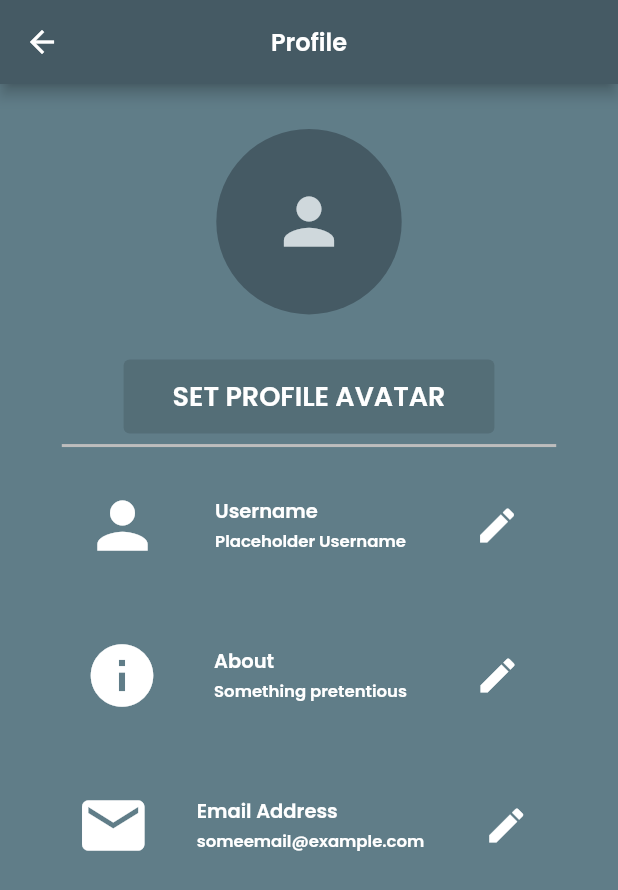
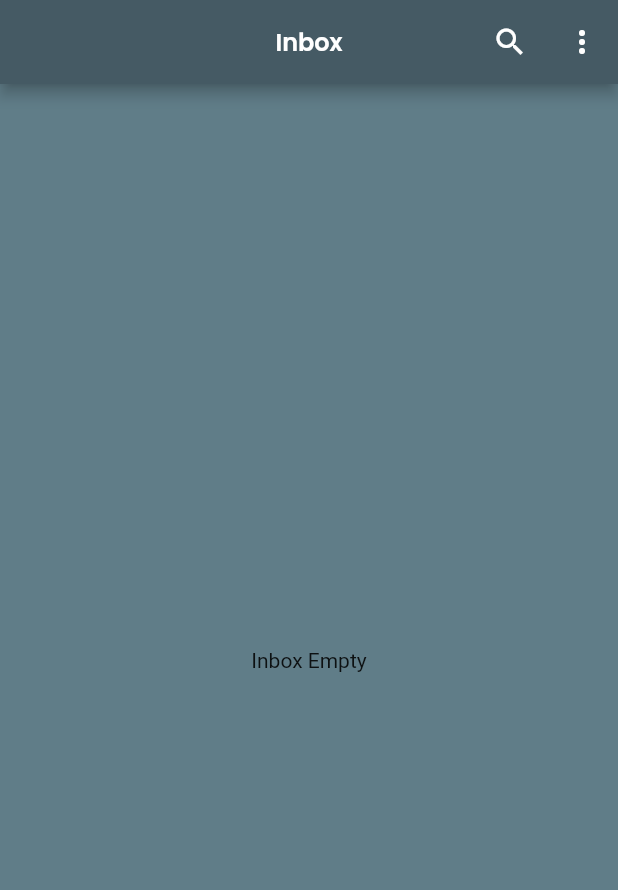
Before and after one commit to Adam-Rao/Bonga-Android-App, a Flutter app: the HomeScreen screen opened directly, on a phone screen of 412 x 824 dp. Shown: the top 890 px of the screen. Run offline on Flutter 3.47's test engine with Material 2 defaults, Android fonts, the light colour scheme and no system bars.

Commit message:
Finishes placeholder HomeScreen, rudimentary search ability and refactors code a little

```diff
--- a/bonga/lib/constants.dart
+++ b/bonga/lib/constants.dart
@@ -34,3 +34,6 @@ Function kGetDeviceHeight = (BuildContext context) {
 Function kGetDeviceWidth = (BuildContext context) {
   return MediaQuery.of(context).size.width;
 };
+
+// Popup menu value
+enum kPopUpMenuValues { Profile, Settings, Logout }
--- a/bonga/lib/main.dart
+++ b/bonga/lib/main.dart
@@ -1,5 +1,6 @@
 import 'package:bonga/views/AuthScreen.dart';
 import 'package:bonga/views/HomeScreen.dart';
+import 'package:bonga/views/ProfileScreen.dart';
 import 'package:bonga/views/LoginScreen.dart';
 import 'package:bonga/views/RegistrationScreen.dart';
 import 'package:flutter/material.dart';
@@ -18,6 +19,7 @@ class MyApp extends StatelessWidget {
         '/registration': (BuildContext context) => RegistrationScreen(),
         '/login': (BuildContext context) => LoginScreen(),
         '/home': (BuildContext context) => HomeScreen(),
+        '/profile': (BuildContext context) => ProfileScreen(),
       },
     );
   }
--- /dev/null
+++ b/bonga/lib/views/HomeScreen.dart
@@ -0,0 +1,75 @@
+import 'package:flutter/material.dart';
+
+import '../constants.dart';
+import 'components/AppBarTitle.dart';
+import 'components/PopUpMenu.dart';
+import 'components/SearchField.dart';
+
+class HomeScreen extends StatefulWidget {
+  @override
+  _HomeScreenState createState() => _HomeScreenState();
+}
+
+class _HomeScreenState extends State<HomeScreen> {
+  bool _searching = false;
+  TextEditingController _searchController = TextEditingController();
+
+  void _searchFieldController() {
+    setState(() {
+      _searching != _searching;
+    });
+  }
+
+  @override
+  Widget build(BuildContext context) {
+    return Scaffold(
+      backgroundColor: kDefaultPrimaryColour,
+      appBar: AppBar(
+        actions: [
+          _searching == false
+              ? IconButton(
+                  onPressed: () {
+                    setState(() {
+                      _searching = !_searching;
+                    });
+                  },
+                  icon: Icon(
+                    Icons.search,
+                    color: Colors.white,
+                  ),
+                )
+              : Container(), //Prevents app from crashing
+          PopUpMenu(),
+        ],
+        automaticallyImplyLeading: false,
+        backgroundColor: kDarkPrimaryColour,
+        centerTitle: true,
+        title: _searching == false
+            ? AppBarTitle('Inbox')
+            : SearchTextField(
+                searchController: _searchController,
+                searchFieldController: _searchFieldController,
+              ),
+      ),
+      body: _searching == false ? Inbox() : Search(),
+    );
+  }
+}
+
+class Inbox extends StatelessWidget {
+  @override
+  Widget build(BuildContext context) {
+    return Center(
+      child: Text('Inbox Empty'),
+    );
+  }
+}
+
+class Search extends StatelessWidget {
+  @override
+  Widget build(BuildContext context) {
+    return Center(
+      child: Text('No search results'),
+    );
+  }
+}
--- a/bonga/lib/views/LoginScreen.dart
+++ b/bonga/lib/views/LoginScreen.dart
@@ -120,7 +120,9 @@ class _LoginScreenFormState extends State<LoginScreenForm> {
           ),
           ElevatedButton(
             onPressed: () {
-              Navigator.popAndPushNamed(context, '/home');
+              Navigator.pop(context, true);
+              Navigator.pushNamedAndRemoveUntil(
+                  context, '/home', (route) => false);
             },
             child: Text(
               'LOGIN',
--- a/bonga/lib/views/ProfileScreen.dart
+++ b/bonga/lib/views/ProfileScreen.dart
@@ -1,7 +1,7 @@
 import 'package:bonga/constants.dart';
 import 'package:flutter/material.dart';
 
-class HomeScreen extends StatelessWidget {
+class ProfileScreen extends StatelessWidget {
   @override
   Widget build(BuildContext context) {
     return Scaffold(
@@ -10,7 +10,9 @@ class HomeScreen extends StatelessWidget {
         backgroundColor: kDarkPrimaryColour,
         centerTitle: true,
         leading: IconButton(
-          onPressed: null,
+          onPressed: () {
+            Navigator.pushNamed(context, '/home');
+          },
           icon: Icon(
             Icons.arrow_back,
             color: Colors.white,
--- /dev/null
+++ b/bonga/lib/views/components/AppBarTitle.dart
@@ -0,0 +1,21 @@
+import 'package:flutter/material.dart';
+
+import '../../constants.dart';
+
+class AppBarTitle extends StatelessWidget {
+  final String title;
+
+  const AppBarTitle(this.title);
+
+  @override
+  Widget build(BuildContext context) {
+    return Text(
+      'Inbox',
+      style: TextStyle(
+        fontFamily: kFontFamily,
+        fontWeight: kFontWeightSemiBold,
+        fontSize: 16.0,
+      ),
+    );
+  }
+}
--- /dev/null
+++ b/bonga/lib/views/components/PopUpMenu.dart
@@ -0,0 +1,40 @@
+import 'package:flutter/material.dart';
+
+import '../../constants.dart';
+
+class PopUpMenu extends StatelessWidget {
+  const PopUpMenu({
+    Key key,
+  }) : super(key: key);
+
+  @override
+  Widget build(BuildContext context) {
+    return PopupMenuButton<kPopUpMenuValues>(
+      onSelected: (kPopUpMenuValues value) {
+        if (value == kPopUpMenuValues.Profile) {
+          Navigator.pushNamed(context, '/profile');
+        } else if (value == kPopUpMenuValues.Settings) {
+          null;
+        } else if (value == kPopUpMenuValues.Logout) {
+          Navigator.pushNamedAndRemoveUntil(
+              context, '/', (route) => false);
+        }
+      },
+      itemBuilder: (BuildContext context) =>
+          <PopupMenuEntry<kPopUpMenuValues>>[
+        const PopupMenuItem<kPopUpMenuValues>(
+          value: kPopUpMenuValues.Profile,
+          child: Text('Profile'),
+        ),
+        const PopupMenuItem<kPopUpMenuValues>(
+          value: kPopUpMenuValues.Settings,
+          child: Text('Settings'),
+        ),
+        const PopupMenuItem<kPopUpMenuValues>(
+          value: kPopUpMenuValues.Logout,
+          child: Text('Logout'),
+        ),
+      ],
+    );
+  }
+}
```
Also changed, not shown: bonga/lib/views/components/SearchField.dart (added, +44 -0 lines).
